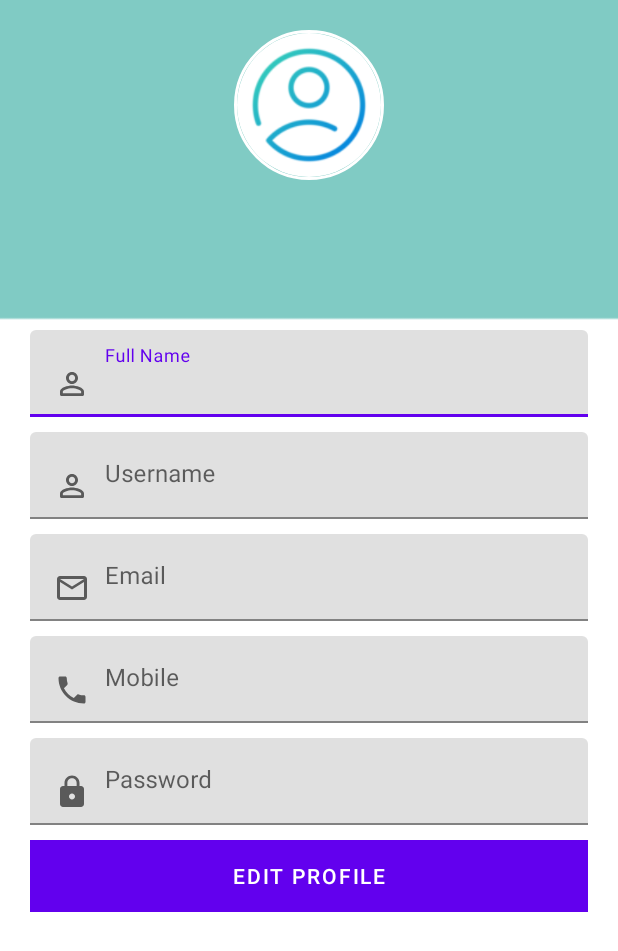
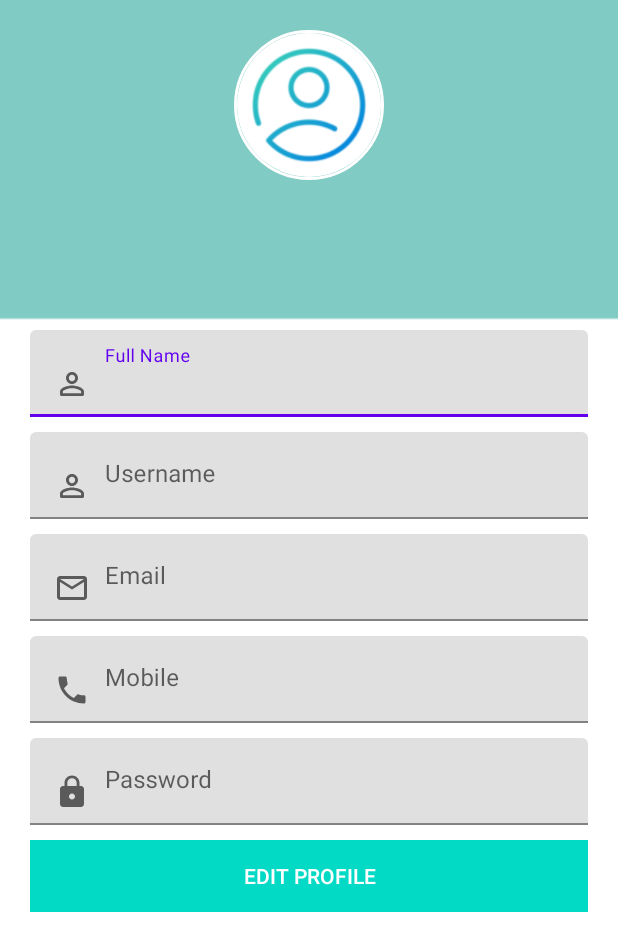
Before and after one commit to joel-rodgers/Finder-Kenya, an Android app: the UserProfile screen opened directly, with no data from a screen before it, on a phone screen of 412 x 824 dp. Shown: the top 951 px of the screen. Run offline under Robolectric (Android 15) with nearby library versions, the phone set to English and light mode, and no system bars; our stand-ins replace CircleImageView, Firebase (no records; nobody signed in at launch, a user with empty details on screens opened directly); 8 statements that could not run were skipped.

Commit message:
Button background modified

```diff
--- a/app/src/main/res/layout/activity_update_profile.xml
+++ b/app/src/main/res/layout/activity_update_profile.xml
@@ -96,7 +96,7 @@
 
     </com.google.android.material.textfield.TextInputLayout>
 
-    <Button
+    <androidx.appcompat.widget.AppCompatButton
         android:id="@+id/btn_up"
         android:layout_width="match_parent"
         android:layout_height="wrap_content"
--- a/app/src/main/res/layout/activity_user_profile.xml
+++ b/app/src/main/res/layout/activity_user_profile.xml
@@ -126,11 +126,11 @@
 
         </com.google.android.material.textfield.TextInputLayout>
 
-        <Button
+        <androidx.appcompat.widget.AppCompatButton
             android:id="@+id/update"
             android:layout_width="match_parent"
             android:layout_height="wrap_content"
-            android:background="@color/teal_200"
+            android:background="#FF03DAC5"
             android:text="Edit Profile"
             android:textColor="#FFF" />
 
--- a/app/src/main/res/layout/login_tab_fragment.xml
+++ b/app/src/main/res/layout/login_tab_fragment.xml
@@ -44,7 +44,7 @@
                 />
 
         </com.google.android.material.textfield.TextInputLayout>
-        <Button
+        <androidx.appcompat.widget.AppCompatButton
             android:id="@+id/login"
             android:layout_width="match_parent"
             android:layout_height="wrap_content"
--- a/app/src/main/res/layout/signup_tab_fragment.xml
+++ b/app/src/main/res/layout/signup_tab_fragment.xml
@@ -95,7 +95,7 @@
 
         </com.google.android.material.textfield.TextInputLayout>
 
-        <Button
+        <androidx.appcompat.widget.AppCompatButton
             android:id="@+id/signup"
             android:layout_width="match_parent"
             android:layout_height="wrap_content"
--- a/app/src/main/res/values/colors.xml
+++ b/app/src/main/res/values/colors.xml
@@ -4,6 +4,7 @@
     <color name="purple_500">#FF6200EE</color>
     <color name="purple_700">#FF3700B3</color>
     <color name="teal_200">#FF03DAC5</color>
+    <color name="color_tab">#09E8DE</color>
     <color name="teal_700">#FF018786</color>
     <color name="black">#FF000000</color>
     <color name="white">#FFFFFFFF</color>
```
Also changed, not shown: app/src/main/res/drawable-v24/action_button_style.xml (added, +8 -0 lines).
